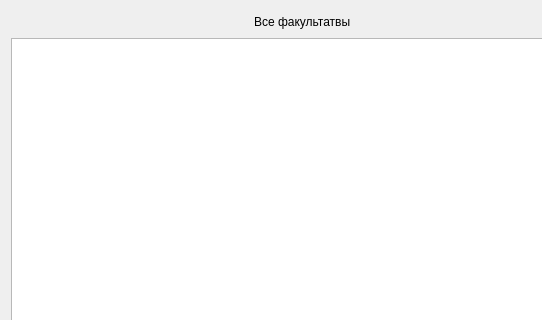
cry4alone/FacultativPRO, file Project_files/signforfacultativwindow.ui: the form before one commit; both pictures show x 0 to 542 and y 0 to 320 of the 631 by 477 pixel window.
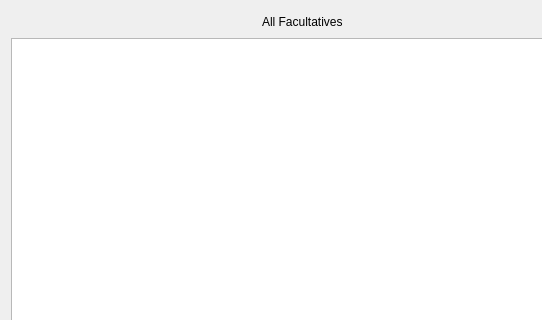
The form after the commit.

The edit to the form file:
```diff
--- a/Project_files/signforfacultativwindow.ui
+++ b/Project_files/signforfacultativwindow.ui
@@ -71,7 +71,7 @@
        <item>
         <widget class="QLabel" name="label">
          <property name="text">
-          <string>Все факультатвы</string>
+          <string>All Facultatives</string>
          </property>
         </widget>
        </item>
```
